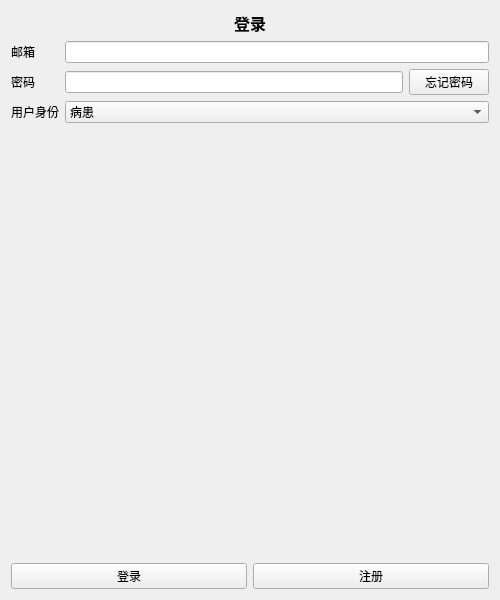
Qt form code/global/loginpanel.ui (laonuo2004/cpp-qt-medical-system) before a commit.
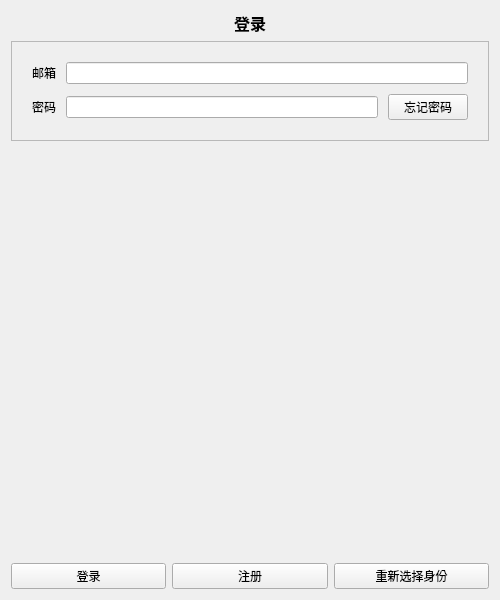
The same form after that commit.

The edit to the form file:
```diff
--- a/code/global/loginpanel.ui
+++ b/code/global/loginpanel.ui
@@ -32,6 +32,30 @@
     </widget>
    </item>
    <item>
+    <widget class="QFrame" name="CardFrame">
+     <property name="frameShape">
+      <enum>QFrame::StyledPanel</enum>
+     </property>
+     <property name="frameShadow">
+      <enum>QFrame::Raised</enum>
+     </property>
+     <layout class="QVBoxLayout" name="verticalLayout_2">
+      <property name="spacing">
+       <number>10</number>
+      </property>
+      <property name="leftMargin">
+       <number>20</number>
+      </property>
+      <property name="topMargin">
+       <number>20</number>
+      </property>
+      <property name="rightMargin">
+       <number>20</number>
+      </property>
+      <property name="bottomMargin">
+       <number>20</number>
+      </property>
+      <item>
     <layout class="QFormLayout" name="formLayout">
      <item row="0" column="0">
       <widget class="QLabel" name="label_1">
@@ -64,33 +88,10 @@
        </item>
       </layout>
      </item>
-     <item row="2" column="0">
-      <widget class="QLabel" name="label_3">
-       <property name="text">
-        <string>用户身份</string>
-       </property>
-      </widget>
-     </item>
-     <item row="2" column="1">
-      <widget class="QComboBox" name="roleInput">
-       <item>
-        <property name="text">
-         <string>病患</string>
-        </property>
-       </item>
-       <item>
-        <property name="text">
-         <string>医生</string>
-        </property>
-       </item>
-       <item>
-        <property name="text">
-         <string>管理员</string>
-        </property>
-       </item>
-      </widget>
-     </item>
-    </layout>
+       </layout>
+      </item>
+     </layout>
+    </widget>
    </item>
    <item>
     <spacer name="verticalSpacer">
@@ -121,6 +122,13 @@
        </property>
       </widget>
      </item>
+     <item>
+      <widget class="QPushButton" name="chooseRoleBtn">
+       <property name="text">
+        <string>重新选择身份</string>
+       </property>
+      </widget>
+     </item>
     </layout>
    </item>
   </layout>
```
Left out of the diff: 6 changed lines with no effect on the pictures. Lines whose indentation alone changed are shown as unchanged.
